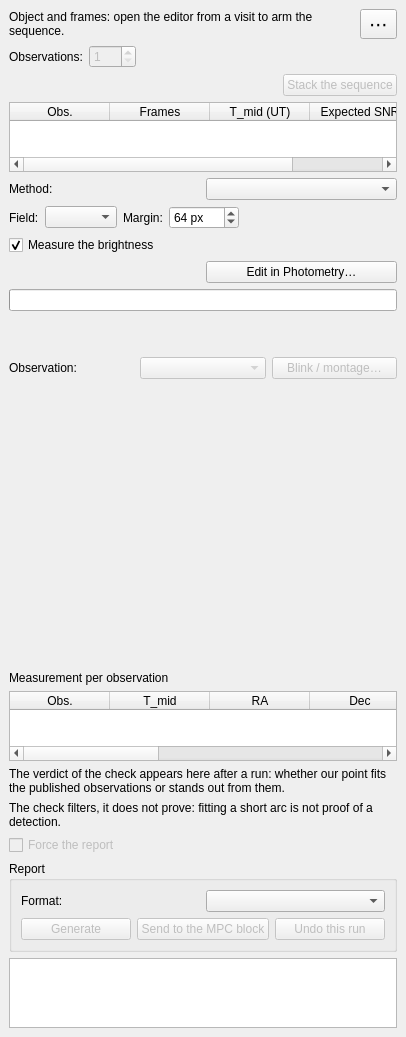
Qt form nightscribe/gui/ui/ufe_trackstack_tab.ui (irydeo/nightscribe) before a commit.
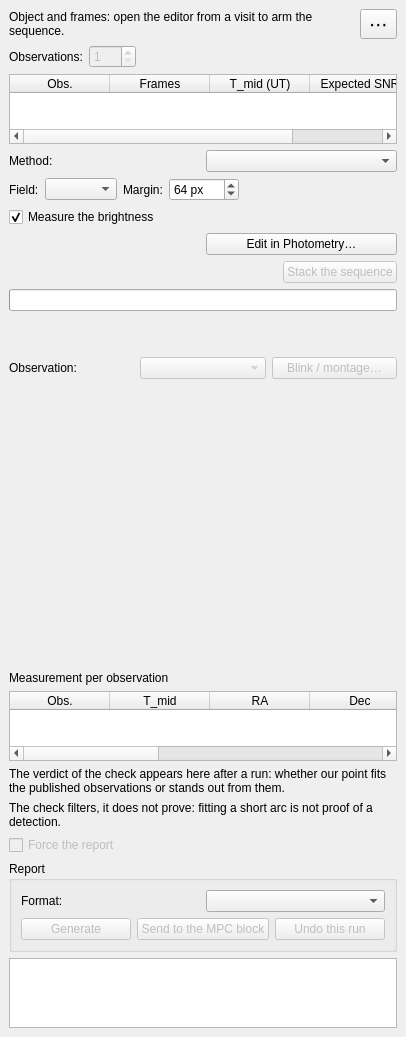
The same form after that commit.

Patch:
```diff
--- a/nightscribe/gui/ui/ufe_trackstack_tab.ui
+++ b/nightscribe/gui/ui/ufe_trackstack_tab.ui
@@ -74,25 +74,6 @@
      </item>
     </layout>
    </item>
-   <item>
-    <layout class="QHBoxLayout" name="row_run">
-     <item>
-      <spacer name="hsp_run">
-       <property name="orientation"><enum>Qt::Horizontal</enum></property>
-       <property name="sizeHint" stdset="0"><size><width>40</width><height>20</height></size></property>
-      </spacer>
-     </item>
-     <item>
-      <widget class="QPushButton" name="btn_stack">
-       <property name="enabled"><bool>false</bool></property>
-       <property name="text"><string>Stack the sequence</string></property>
-       <property name="toolTip">
-        <string>Run the whole pipeline: solve the reference, register the frames, stack, detect, sweep the velocity, stack each observation, measure and check. While it runs, this button is the Cancel</string>
-       </property>
-      </widget>
-     </item>
-    </layout>
-   </item>
    <item>
     <widget class="QWidget" name="sec_snr_content" native="true">
      <layout class="QVBoxLayout" name="vbox_snr">
@@ -215,6 +196,25 @@
      </layout>
     </widget>
    </item>
+   <item>
+    <layout class="QHBoxLayout" name="row_run">
+     <item>
+      <spacer name="hsp_run">
+       <property name="orientation"><enum>Qt::Horizontal</enum></property>
+       <property name="sizeHint" stdset="0"><size><width>40</width><height>20</height></size></property>
+      </spacer>
+     </item>
+     <item>
+      <widget class="QPushButton" name="btn_stack">
+       <property name="enabled"><bool>false</bool></property>
+       <property name="text"><string>Stack the sequence</string></property>
+       <property name="toolTip">
+        <string>Run the whole pipeline: solve the reference, register the frames, stack, detect, sweep the velocity, stack each observation, measure and check. While it runs, this button is the Cancel</string>
+       </property>
+      </widget>
+     </item>
+    </layout>
+   </item>
    <item>
     <widget class="QProgressBar" name="prg_stack">
      <property name="visible"><bool>false</bool></property>
```
